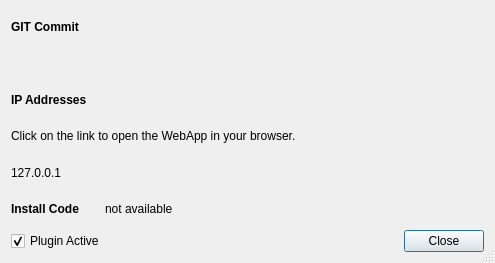
dresden-elektronik/deconz-rest-plugin, file de_web_widget.ui: the form before one commit.
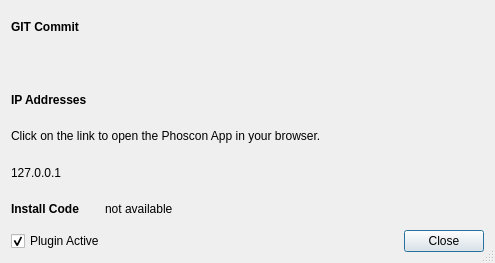
The form after the commit.

Commit message: Plugin dialog: WebApp --> Phoscon App

What changed in the file:
```diff
--- a/de_web_widget.ui
+++ b/de_web_widget.ui
@@ -53,7 +53,7 @@
    <item>
     <widget class="QLabel" name="label_2">
      <property name="text">
-      <string>Click on the link to open the WebApp in your browser.</string>
+      <string>Click on the link to open the Phoscon App in your browser.</string>
      </property>
     </widget>
    </item>
```
